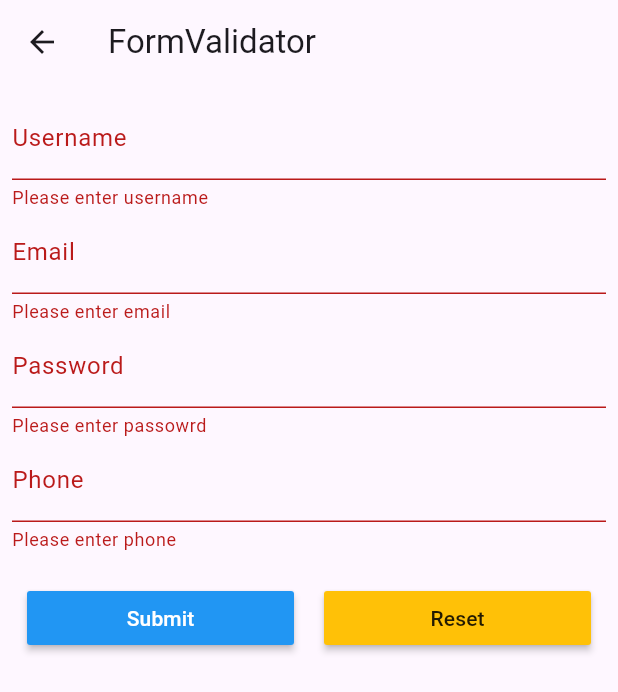
After one commit to devcloudcode/Flutter, a Flutter app: the FormValidatorView screen opened directly, after a tap on "Submit", on a phone screen of 412 x 824 dp. The commit adds this screen. Shown: the top 692 px of the screen. Run offline on Flutter 3.47's test engine with Material 3 defaults, Android fonts, the phone set to English and light mode, and no system bars; our stand-ins replace fluttertoast.

Commit message:
day-6 Form validations

```diff
--- /dev/null
+++ b/lib/pages/form_validator_view.dart
@@ -0,0 +1,103 @@
+import 'package:flutter/material.dart';
+
+class FormValidatorView extends StatefulWidget {
+  const FormValidatorView({super.key});
+
+  @override
+  State<FormValidatorView> createState() => _FormValidatorViewState();
+}
+
+class _FormValidatorViewState extends State<FormValidatorView> {
+  @override
+  Widget build(BuildContext context) {
+    final _formkey = GlobalKey<FormState>();
+
+    return Scaffold(
+      appBar: AppBar(
+        title: const Text("FormValidator"),
+      ),
+      body: Form(
+        key: _formkey,
+        child: Padding(
+          padding: const EdgeInsets.all(8.0),
+          child: Column(
+            children: [
+              TextFormField(
+                decoration: const InputDecoration(labelText: "Username"),
+                autovalidateMode: AutovalidateMode.onUserInteraction,
+                validator: (value) {
+                  if (value!.isEmpty) {
+                    return 'Please enter username';
+                  }
+                },
+              ),
+              TextFormField(
+                decoration: const InputDecoration(labelText: "Email"),
+                autovalidateMode: AutovalidateMode.onUserInteraction,
+                validator: (value) {
+                  if (value!.isEmpty) {
+                    return 'Please enter email';
+                  }
+                },
+              ),
+              TextFormField(
+                decoration: const InputDecoration(labelText: "Password"),
+                autovalidateMode: AutovalidateMode.onUserInteraction,
+                validator: (value) {
+                  if (value!.isEmpty) {
+                    return 'Please enter passowrd';
+                  }
+                },
+              ),
+              TextFormField(
+                decoration: const InputDecoration(labelText: "Phone"),
+                autovalidateMode: AutovalidateMode.onUserInteraction,
+                validator: (value) {
+                  if (value!.isEmpty) {
+                    return 'Please enter phone';
+                  }
+                },
+              ),
+              const SizedBox(
+                height: 20,
+              ),
+              Row(
+                children: [
+                  Expanded(
+                    child: Padding(
+                      padding: const EdgeInsets.only(left: 10, right: 10),
+                      child: MaterialButton(
+                        color: Colors.blue,
+                        textColor: Colors.white,
+                        child: const Text("Submit"),
+                        onPressed: () {
+                          if (_formkey.currentState!.validate()) {
+                            debugPrint("login");
+                            return;
+                          } else {
+                            debugPrint("failed");
+                            return;
+                          }
+                        },
+                      ),
+                    ),
+                  ),
+                  Expanded(
+                    child: Padding(
+                      padding: const EdgeInsets.only(left: 10, right: 10),
+                      child: MaterialButton(
+                        color: Colors.amber,
+                        child: const Text("Reset"),
+                        onPressed: () {},
+                      ),
+                    ),
+                  )
+                ],
+              )
+            ],
+          ),
+        ),
+      ),
+    );
+  }
+}
--- a/lib/pages/home_view.dart
+++ b/lib/pages/home_view.dart
@@ -2,6 +2,7 @@ import 'package:flutter/material.dart';
 import 'package:flutter_course/pages/columns_view.dart';
 import 'package:flutter_course/pages/container_styling.dart';
 import 'package:flutter_course/pages/flex_view.dart';
+import 'package:flutter_course/pages/form_validator_view.dart';
 import 'package:flutter_course/pages/row_view.dart';
 import 'package:flutter_course/pages/stack_view.dart';
 import 'package:flutter_course/pages/text_field_styling.dart';
@@ -22,6 +23,20 @@ class HomeView extends StatelessWidget {
       body: SafeArea(
         child: ListView(
           children: [
+            ListTile(
+              title: const Text("FormValidator"),
+              subtitle: const Text("How to validate Form data..."),
+              leading: const Icon(Icons.check_circle),
+              trailing: const Icon(Icons.chevron_right),
+              onTap: () {
+                // debugPrint("click me");
+                Navigator.push(
+                    context,
+                    MaterialPageRoute(
+                      builder: (context) => FormValidatorView(),
+                    ));
+              },
+            ),
             ListTile(
               title: const Text("TextField Styling..."),
               subtitle: const Text("How to style text-Field"),
```
